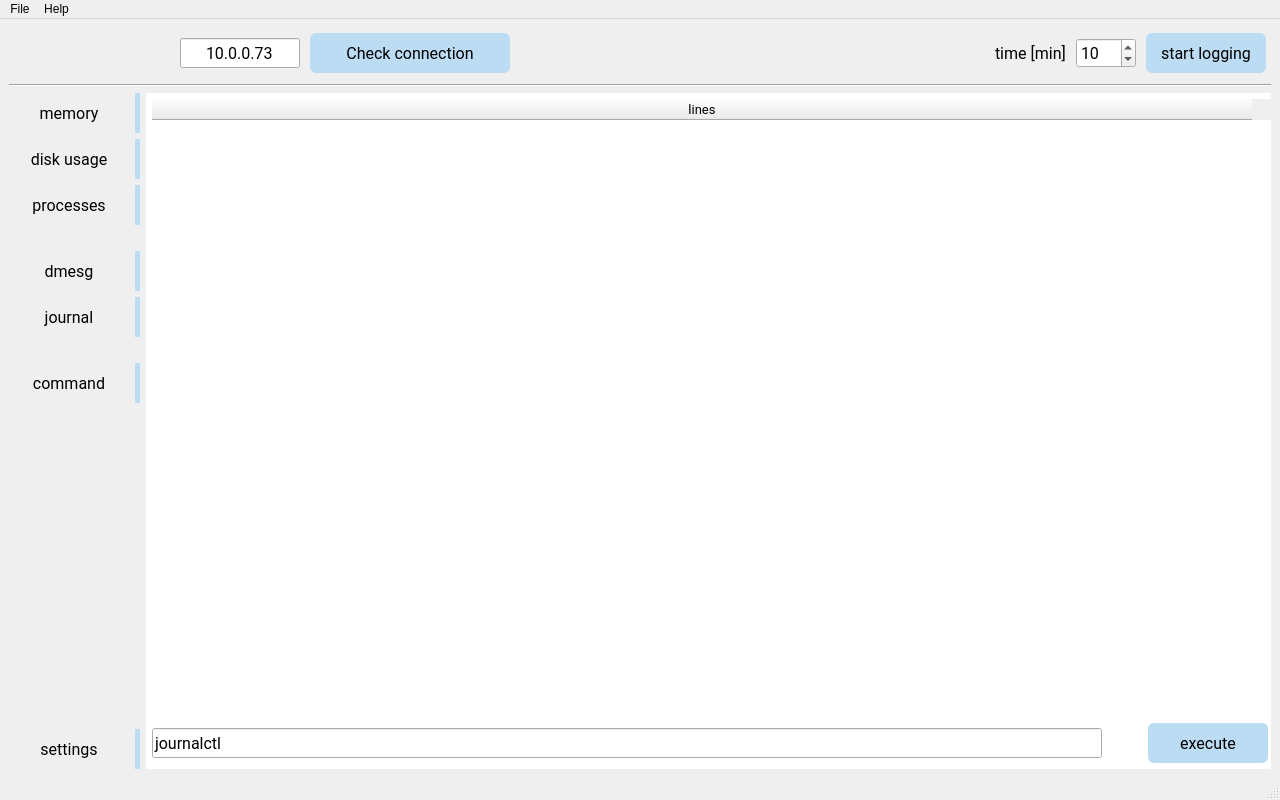
Before: the Qt Designer form GUI/qt5TCMonitorMainWindow.ui in jaroslavkovar80/SSHClient, drawn with Qt 5.
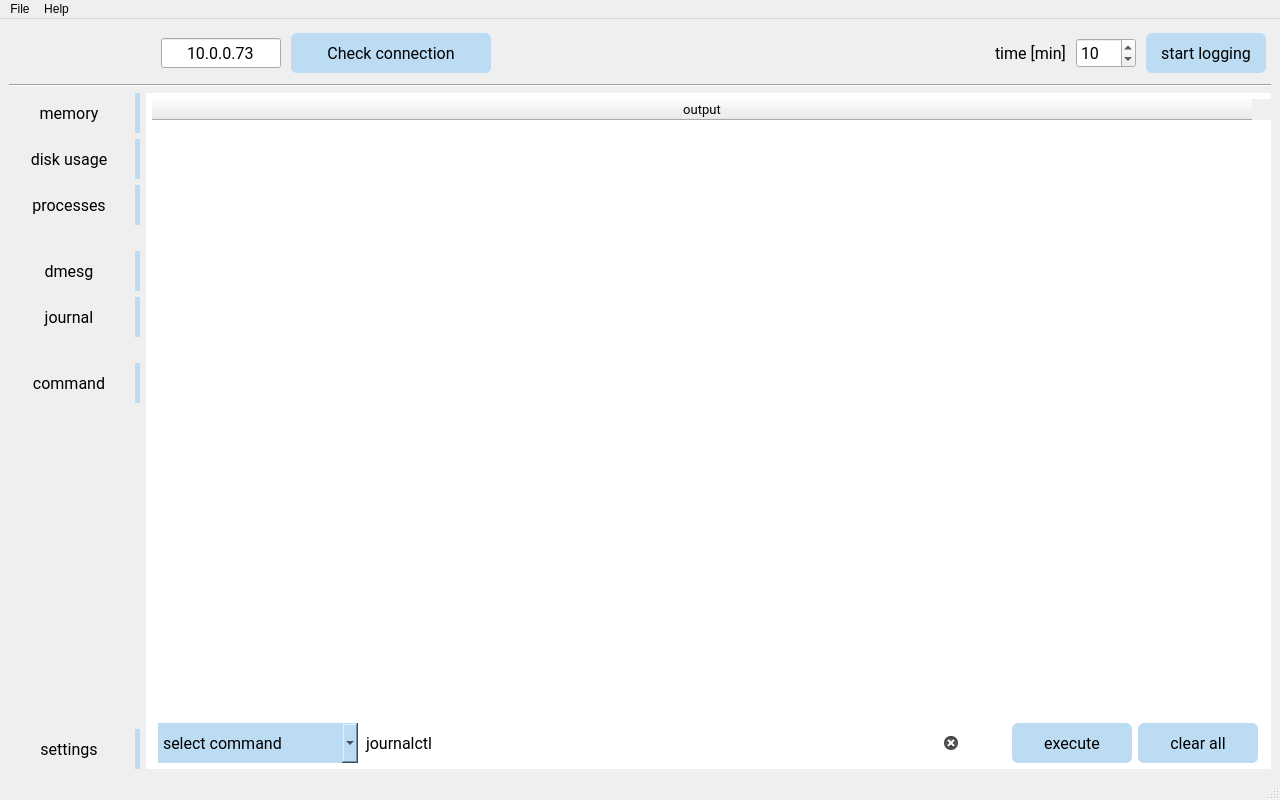
After: the same form once the commit is applied. The open tabs and pages were chosen to show the change. Icons and pictures are not drawn.

Commit message: tab command, tab memory adjustment

```diff
--- a/GUI/qt5TCMonitorMainWindow.ui
+++ b/GUI/qt5TCMonitorMainWindow.ui
@@ -41,7 +41,7 @@
   <widget class="QWidget" name="centralwidget">
    <layout class="QGridLayout" name="gridLayout">
     <item row="0" column="0" colspan="2">
-     <layout class="QHBoxLayout" name="hlayoutTop" stretch="0,0,0,1,0,0,0,0,0">
+     <layout class="QHBoxLayout" name="hlayoutTop" stretch="0,0,1,0,0,0,0,0">
       <property name="spacing">
        <number>10</number>
       </property>
@@ -83,26 +83,6 @@
         </property>
        </widget>
       </item>
-      <item>
-       <widget class="QLabel" name="lbTargetHostAddress">
-        <property name="font">
-         <font>
-          <family>Roboto</family>
-          <pointsize>12</pointsize>
-          <kerning>true</kerning>
-         </font>
-        </property>
-        <property name="text">
-         <string/>
-        </property>
-        <property name="textFormat">
-         <enum>Qt::PlainText</enum>
-        </property>
-        <property name="pixmap">
-         <pixmap resource="resources.qrc">:/test/pictures/home.svg</pixmap>
-        </property>
-       </widget>
-      </item>
       <item>
        <widget class="QLineEdit" name="edTargetHost">
         <property name="minimumSize">
@@ -1820,25 +1800,70 @@
           </attribute>
           <column>
            <property name="text">
-            <string>lines</string>
+            <string>output</string>
            </property>
           </column>
          </widget>
         </item>
         <item>
          <layout class="QHBoxLayout" name="horizontalLayout_3">
+          <property name="leftMargin">
+           <number>6</number>
+          </property>
+          <item alignment="Qt::AlignHCenter|Qt::AlignVCenter">
+           <widget class="QComboBox" name="cboxCommand">
+            <property name="minimumSize">
+             <size>
+              <width>200</width>
+              <height>40</height>
+             </size>
+            </property>
+            <property name="maximumSize">
+             <size>
+              <width>200</width>
+              <height>40</height>
+             </size>
+            </property>
+            <property name="font">
+             <font>
+              <family>Roboto</family>
+              <pointsize>12</pointsize>
+             </font>
+            </property>
+            <property name="styleSheet">
+             <string notr="true">	background-color: rgb(188, 220, 244);
+	border: solid;</string>
+            </property>
+            <property name="editable">
+             <bool>false</bool>
+            </property>
+            <property name="frame">
+             <bool>false</bool>
+            </property>
+            <item>
+             <property name="text">
+              <string>select command</string>
+             </property>
+            </item>
+            <item>
+             <property name="text">
+              <string>restart target</string>
+             </property>
+            </item>
+           </widget>
+          </item>
           <item>
            <widget class="QLineEdit" name="edCommand">
             <property name="minimumSize">
              <size>
-              <width>20</width>
-              <height>30</height>
+              <width>300</width>
+              <height>40</height>
              </size>
             </property>
             <property name="maximumSize">
              <size>
-              <width>16777215</width>
-              <height>30</height>
+              <width>800000</width>
+              <height>40</height>
              </size>
             </property>
             <property name="font">
@@ -1847,9 +1872,23 @@
               <pointsize>12</pointsize>
              </font>
             </property>
+            <property name="styleSheet">
+             <string notr="true">QLineEdit{
+	background-color: rgb(255, 255, 255);
+	border: solid;
+	border-radius: 6px;
+    border-color: red;
+}</string>
+            </property>
             <property name="text">
              <string>journalctl</string>
             </property>
+            <property name="frame">
+             <bool>true</bool>
+            </property>
+            <property name="clearButtonEnabled">
+             <bool>true</bool>
+            </property>
            </widget>
           </item>
           <item>
@@ -1903,6 +1942,41 @@
             </property>
            </widget>
           </item>
+          <item>
+           <widget class="QPushButton" name="btnCommandClear">
+            <property name="minimumSize">
+             <size>
+              <width>120</width>
+              <height>40</height>
+             </size>
+            </property>
+            <property name="maximumSize">
+             <size>
+              <width>120</width>
+              <height>40</height>
+             </size>
+            </property>
+            <property name="font">
+             <font>
+              <family>Roboto</family>
+              <pointsize>12</pointsize>
+             </font>
+            </property>
+            <property name="text">
+             <string>clear all</string>
+            </property>
+            <property name="icon">
+             <iconset resource="resources.qrc">
+              <normaloff>:/test/pictures/trash-2.svg</normaloff>:/test/pictures/trash-2.svg</iconset>
+            </property>
+            <property name="iconSize">
+             <size>
+              <width>20</width>
+              <height>20</height>
+             </size>
+            </property>
+           </widget>
+          </item>
           <item>
            <spacer name="horizontalSpacer_13">
             <property name="orientation">
@@ -1913,7 +1987,7 @@
             </property>
             <property name="sizeHint" stdset="0">
              <size>
-              <width>3</width>
+              <width>13</width>
               <height>20</height>
              </size>
             </property>
```
Left out of the diff: 96 changed lines with no effect on the pictures. The commit also changes 2 other files.
